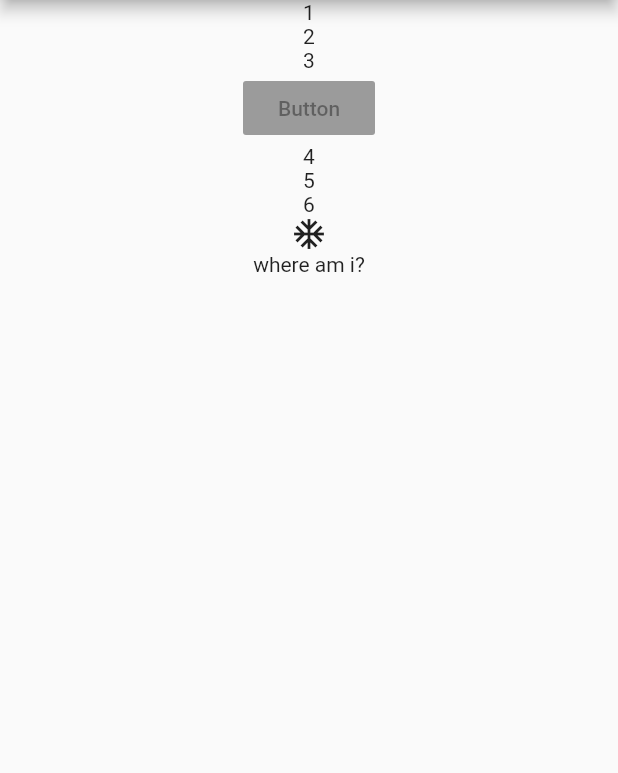
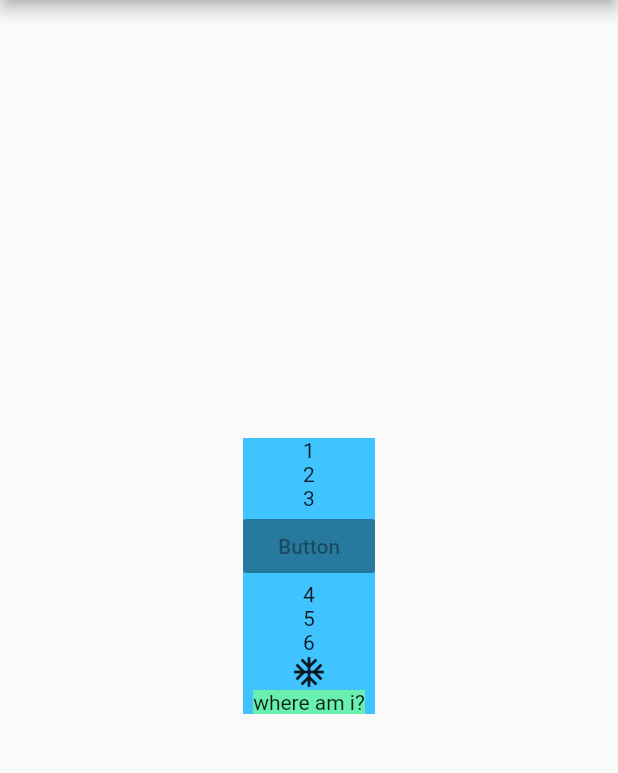
Before and after one commit to ashtonthomas/flutter_inspect_column_button_issue, a Flutter app: the screen it shows after launch, on a phone screen of 412 x 824 dp, the part 84-857 px from its top. Run offline on Flutter 3.47's test engine with Material 2 defaults, Android fonts, the phone set to English and light mode, and no system bars.

Commit message:
show that space is taken up for invisible elements

```diff
--- a/lib/main.dart
+++ b/lib/main.dart
@@ -25,7 +25,6 @@ class MyHomePage extends StatefulWidget {
 }
 
 class _MyHomePageState extends State<MyHomePage> {
-
   @override
   Widget build(BuildContext context) {
     return new Scaffold(
@@ -33,22 +32,30 @@ class _MyHomePageState extends State<MyHomePage> {
         title: new Text(widget.title),
       ),
       body: new Center(
+        child: Container(
+          color: Colors.lightBlueAccent,
           child: new Column(
+            mainAxisSize: MainAxisSize.min, // this will show that space up by widgets after RaiseButton
             children: <Widget>[
               Text("1"),
               Text("2"),
               Text("3"),
-            RaisedButton(child: Text("Button"), onPressed: null,),
+              RaisedButton(
+                child: Text("Button"),
+                onPressed: null,
+              ),
               Text("4"),
               Text("5"),
               Text("6"),
               Icon(Icons.ac_unit),
               Container(
+                color: Colors.greenAccent, // this container and it's background are invisible...
                 child: Text("where am i?"),
               ),
             ],
           ),
         ),
+      ),
     );
   }
 }
```
Lines whose indentation alone changed are shown as unchanged.
